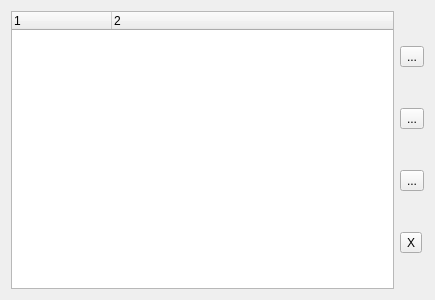
This is QNoteOrganizer/ui_QNoteOrganizer.ui in jankoeh/worknote as Qt 5 draws it before an edit. The edited form follows.
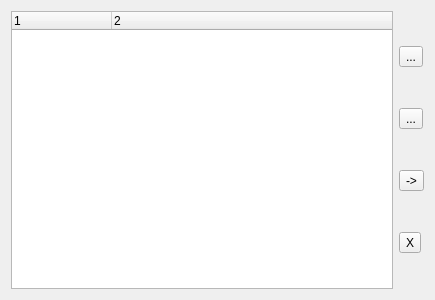
This is the edited form.

Commit message: Conitnued work on QNoteOrganizer

What changed in the file:
```diff
--- a/QNoteOrganizer/ui_QNoteOrganizer.ui
+++ b/QNoteOrganizer/ui_QNoteOrganizer.ui
@@ -53,7 +53,7 @@
      <item>
       <widget class="QToolButton" name="tb_up">
        <property name="text">
-        <string>...</string>
+        <string>-&gt;</string>
        </property>
       </widget>
      </item>
```
Left out of the diff: 5 changed lines with no effect on the pictures. The commit also changes 2 other files.
